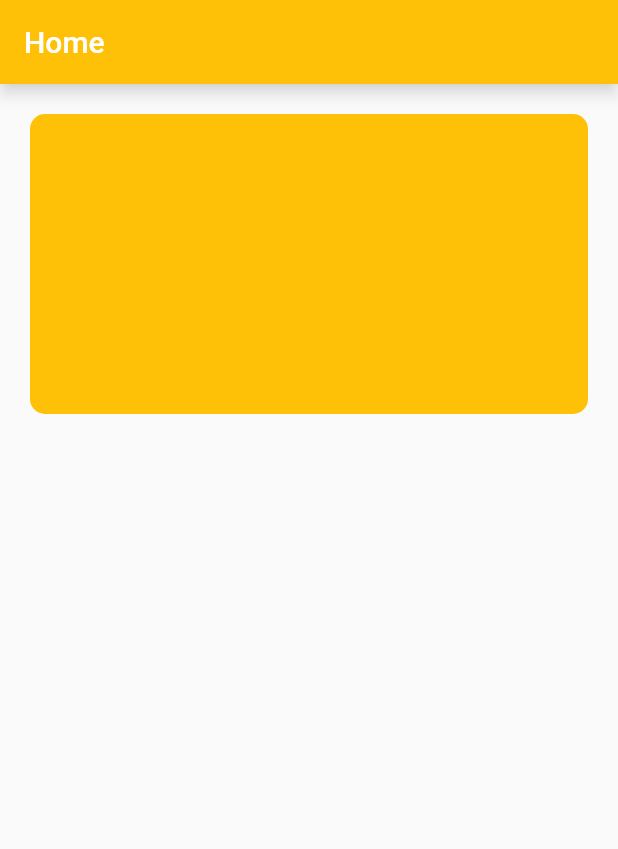
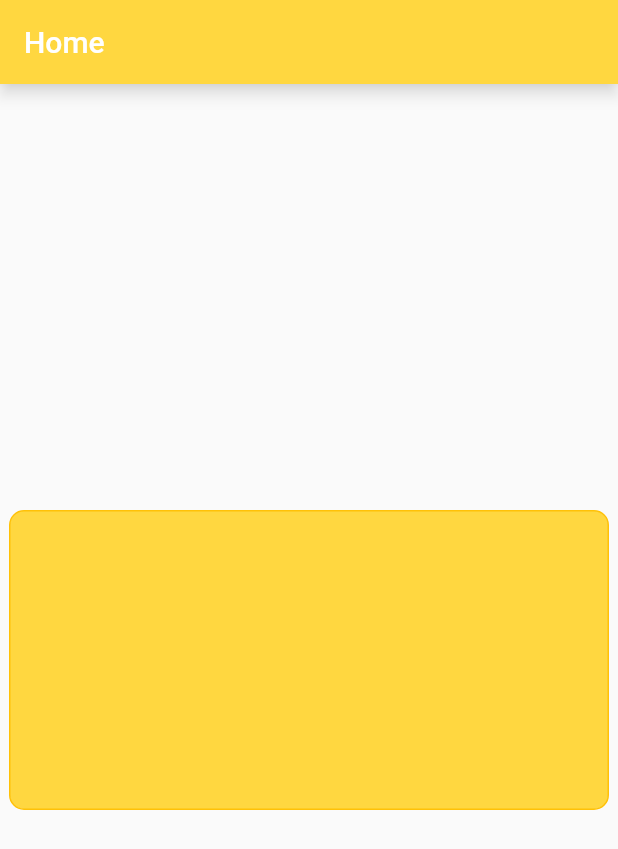
Before and after one commit to gottfriedhq/t_containers, a Flutter app: the screen it shows after launch, on a phone screen of 412 x 824 dp. Shown: the top 849 px of the screen. Run offline on Flutter 3.47's test engine with Material 2 defaults, Android fonts, the phone set to English and light mode, and no system bars.

Commit message:
Colour Change

```diff
--- a/lib/home-page.dart
+++ b/lib/home-page.dart
@@ -8,16 +8,18 @@ class HomePage extends StatelessWidget {
     return Scaffold(
       appBar: AppBar(
         title: Text('Home'),
-        backgroundColor: Colors.amber,
+        backgroundColor: Colors.amberAccent,
         shadowColor: Colors.white,
       ),
-      body: Container(
-        margin: EdgeInsets.all(20),
-        width: 400,
-        height: 200,
-        decoration: BoxDecoration(
-            color: Color.fromARGB(255, 255, 193, 7),
-            borderRadius: BorderRadius.circular(10)),
+      body: Center(
+        child: Container(
+          width: 400,
+          height: 200,
+          decoration: BoxDecoration(
+              border: Border.all(color: Colors.amber),
+              color: Colors.amberAccent,
+              borderRadius: BorderRadius.circular(10)),
+        ),
       ),
     );
   }
```
